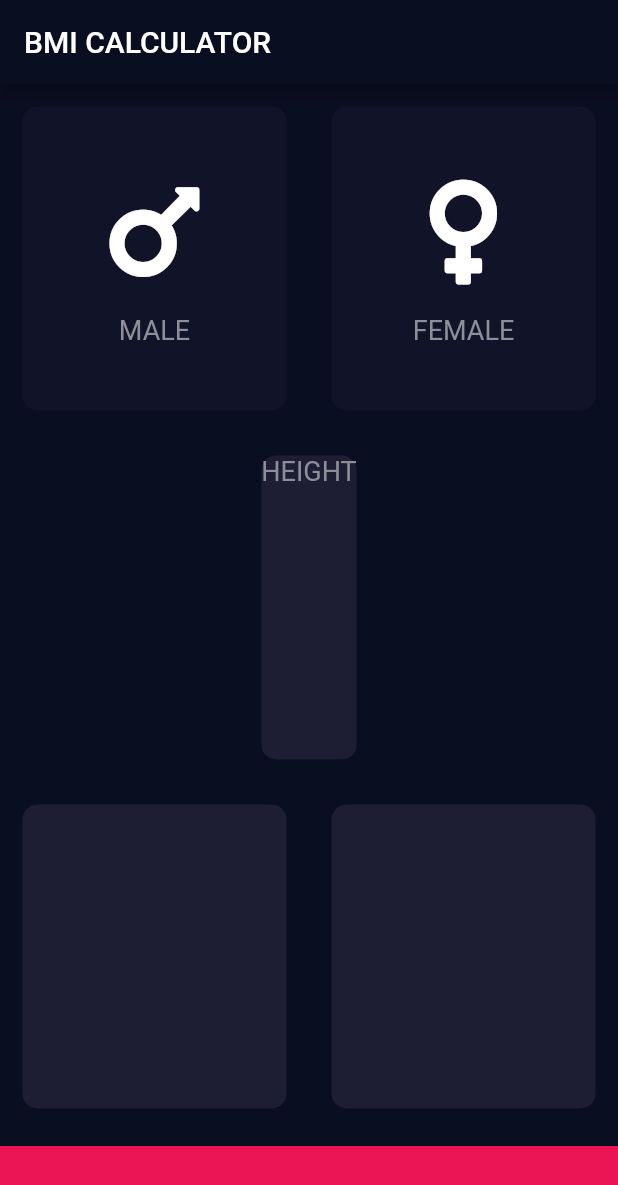
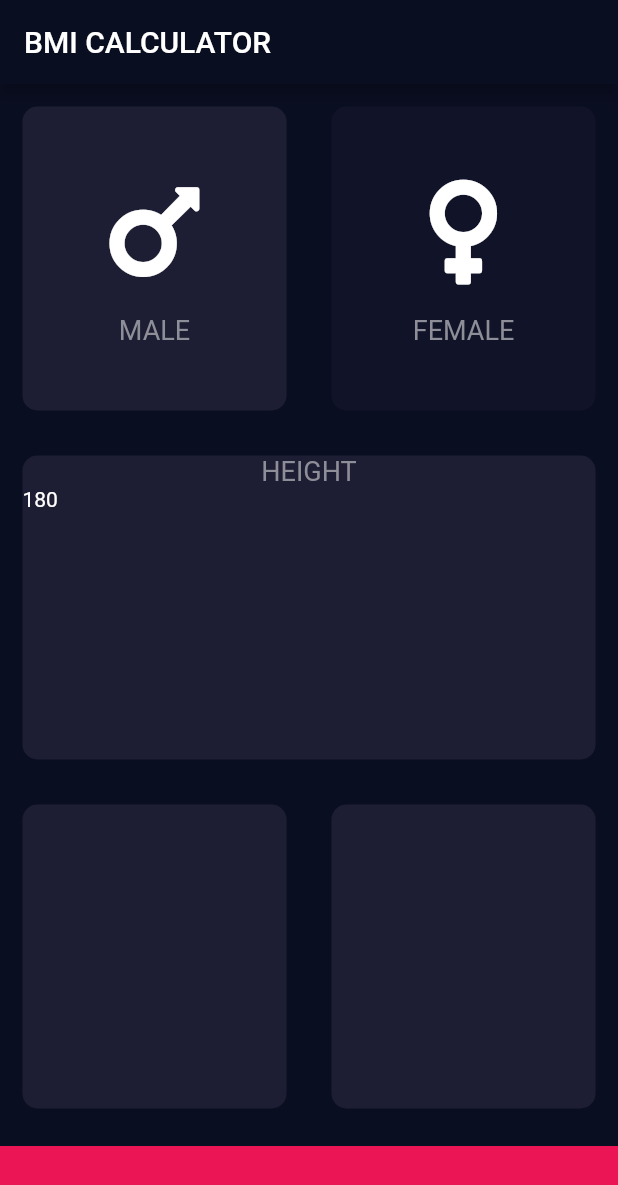
Before and after one commit to Praveen-Sharma00/BMI-Calcuator, a Flutter app: the screen it shows after launch, after a tap on "MALE", on a phone screen of 412 x 824 dp. Shown: the top 1185 px of the screen. Run offline on Flutter 3.47's test engine with Material 2 defaults, Android fonts, the phone set to English and light mode, and no system bars; our stand-ins replace font_awesome_flutter.

```diff
--- a/lib/input_page.dart
+++ b/lib/input_page.dart
@@ -2,6 +2,7 @@ import 'package:bmi_calculator/constants.dart';
 import 'package:flutter/material.dart';
 import 'package:font_awesome_flutter/font_awesome_flutter.dart';
 
+import 'constants.dart';
 import 'icon_content.dart';
 
 enum Gender { MALE, FEMALE }
@@ -24,6 +25,7 @@ class _InputPageState extends State<InputPage> {
         title: Text('BMI CALCULATOR'),
       ),
       body: Column(
+        crossAxisAlignment: CrossAxisAlignment.stretch,
         children: <Widget>[
           Expanded(
             child: Row(
@@ -31,7 +33,9 @@ class _InputPageState extends State<InputPage> {
                 Expanded(
                   child: ReusableCard(
                     onPress: () {
-                      selectedGender = Gender.MALE;
+                      setState(() {
+                        selectedGender = Gender.MALE;
+                      });
                     },
                     color: (selectedGender == Gender.MALE
                         ? kActiveCardColor
@@ -43,7 +47,9 @@ class _InputPageState extends State<InputPage> {
                 Expanded(
                   child: ReusableCard(
                     onPress: () {
-                      selectedGender = Gender.FEMALE;
+                      setState(() {
+                        selectedGender = Gender.FEMALE;
+                      });
                     },
                     color: (selectedGender == Gender.FEMALE
                         ? kActiveCardColor
@@ -63,7 +69,10 @@ class _InputPageState extends State<InputPage> {
                   Text(
                     'HEIGHT',
                     style: labelTextStyle,
-                  )
+                  ),
+                  Row(
+                    children: <Widget>[Text('180')],
+                  ),
                 ],
               ),
             ),
```
